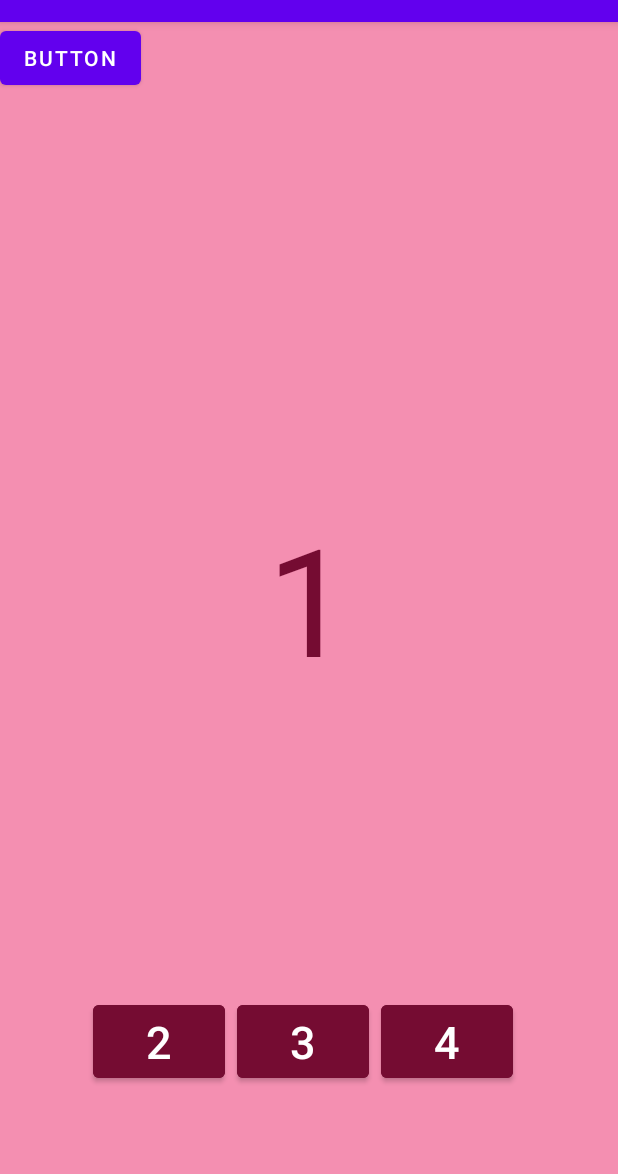
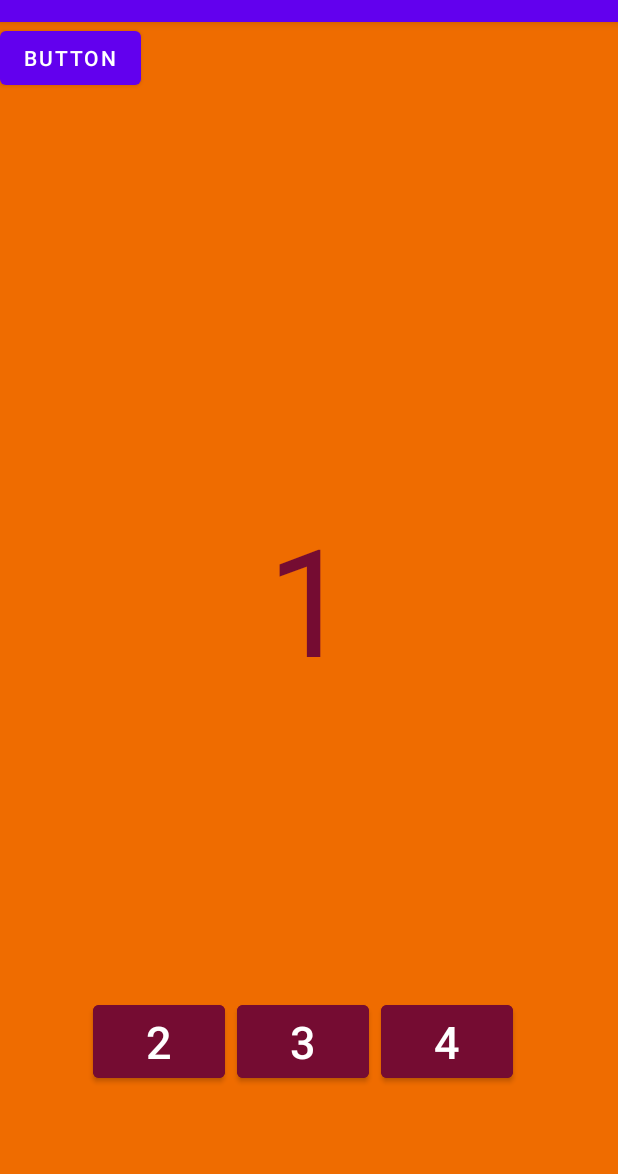
Before and after one commit to ParisaFaridi/FragmentPractice, an Android app: the screen it shows after launch (MainActivity), on a phone screen of 412 x 824 dp, the part 62-1236 px from its top. Run offline under Robolectric (Android 15) with nearby library versions, the phone set to English and light mode, and no system bars.

Commit message:
backgroind changed

```diff
--- a/app/src/main/res/layout/fragment_fist.xml
+++ b/app/src/main/res/layout/fragment_fist.xml
@@ -4,7 +4,7 @@
     android:layout_width="match_parent"
     android:layout_height="match_parent"
     tools:context=".FistFragment"
-    android:background="#F48FB1">
+    android:background="#EF6C00">
 
     <LinearLayout
         android:layout_width="match_parent"
```
